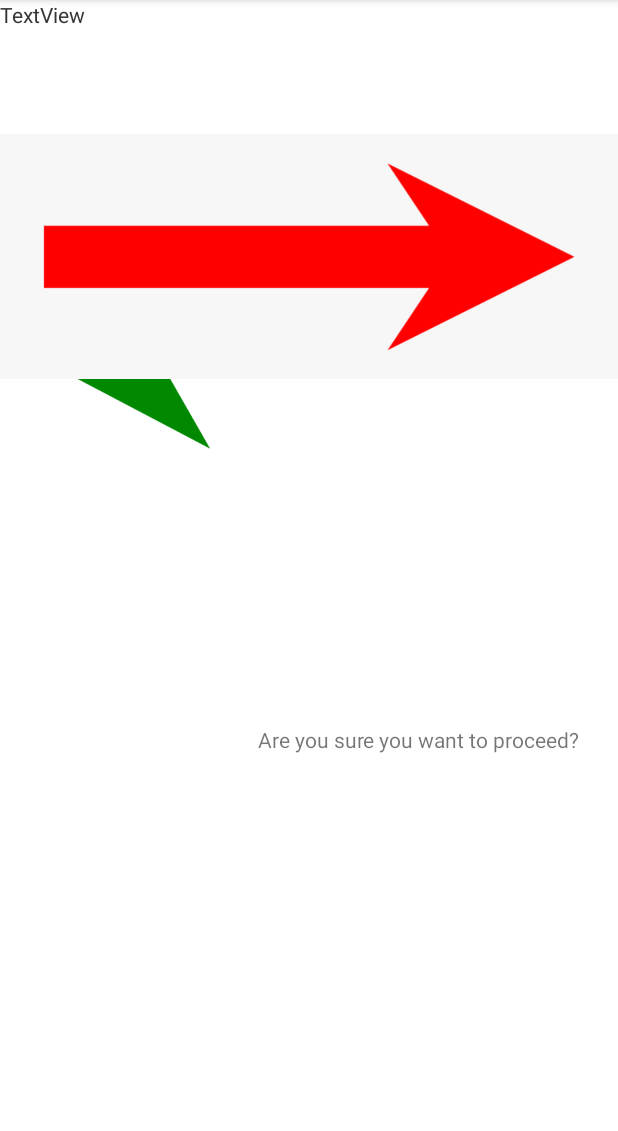
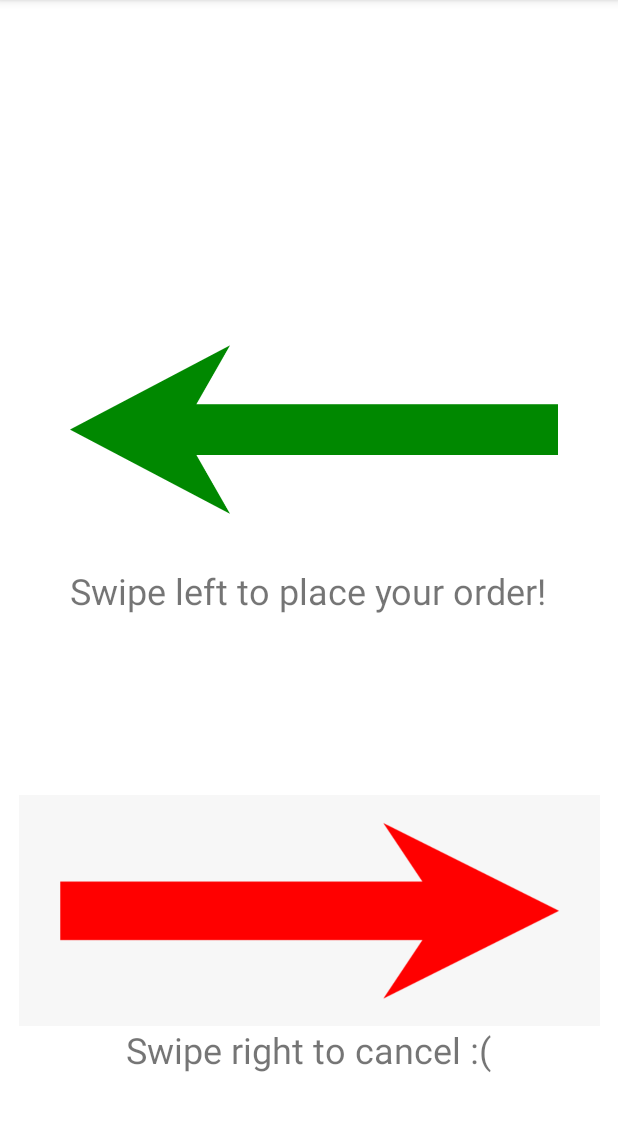
Before and after one commit to morganmschultz/CoffeeShopBeta, an Android app: the ThirdActivity screen opened directly, with no data from a screen before it, on a phone screen of 412 x 824 dp, the part 84-1215 px from its top. Run offline under Robolectric (Android 15) with nearby library versions, the phone set to English and light mode, and no system bars; our stand-ins replace navigation-ui.

Commit message:
Fixed layout formatting for gestures page

```diff
--- a/app/src/main/res/layout/activity_third.xml
+++ b/app/src/main/res/layout/activity_third.xml
@@ -7,46 +7,50 @@
     tools:context=".ThirdActivity">
 
     <TextView
-        android:id="@+id/textView"
-        android:layout_width="0dp"
-        android:layout_height="wrap_content"
-        android:layout_marginStart="172dp"
-        android:layout_marginTop="27dp"
-        android:layout_marginEnd="24dp"
-        android:text="Are you sure you want to proceed?"
-        app:layout_constraintEnd_toEndOf="parent"
-        app:layout_constraintStart_toStartOf="parent"
-        app:layout_constraintTop_toBottomOf="@+id/imageView4" />
-
-    <TextView
         android:id="@+id/textView3"
         android:layout_width="wrap_content"
         android:layout_height="wrap_content"
-        android:text="TextView"
-        tools:layout_editor_absoluteX="172dp"
-        tools:layout_editor_absoluteY="237dp" />
+        android:layout_marginBottom="40dp"
+        android:text="@string/swipe_left_text"
+        android:textSize="24sp"
+        app:layout_constraintBottom_toBottomOf="@+id/imageView4"
+        app:layout_constraintEnd_toEndOf="parent"
+        app:layout_constraintHorizontal_bias="0.494"
+        app:layout_constraintStart_toStartOf="parent" />
 
     <ImageView
         android:id="@+id/imageView4"
-        android:layout_width="wrap_content"
-        android:layout_height="wrap_content"
-        app:srcCompat="@drawable/left"
-        tools:layout_editor_absoluteX="16dp"
-        tools:layout_editor_absoluteY="96dp" />
+        android:layout_width="331dp"
+        android:layout_height="329dp"
+        android:contentDescription="@string/left_arrow_description"
+        app:layout_constraintBottom_toTopOf="@+id/imageView5"
+        app:layout_constraintEnd_toEndOf="parent"
+        app:layout_constraintStart_toStartOf="parent"
+        app:layout_constraintTop_toTopOf="parent"
+        app:layout_constraintVertical_bias="1.0"
+        app:srcCompat="@drawable/left" />
+
+    <ImageView
+        android:id="@+id/imageView5"
+        android:layout_width="387dp"
+        android:layout_height="314dp"
+        android:layout_marginBottom="4dp"
+        android:contentDescription="@string/right_arrow_description"
+        app:layout_constraintBottom_toBottomOf="parent"
+        app:layout_constraintEnd_toEndOf="parent"
+        app:layout_constraintStart_toStartOf="parent"
+        app:srcCompat="@drawable/right" />
 
     <TextView
         android:id="@+id/textView4"
         android:layout_width="wrap_content"
         android:layout_height="wrap_content"
-        android:text="TextView"
-        tools:layout_editor_absoluteX="184dp"
-        tools:layout_editor_absoluteY="552dp" />
+        android:layout_marginBottom="52dp"
+        android:text="@string/swipe_right_text"
+        android:textSize="24sp"
+        app:layout_constraintBottom_toBottomOf="parent"
+        app:layout_constraintEnd_toEndOf="parent"
+        app:layout_constraintHorizontal_bias="0.497"
+        app:layout_constraintStart_toStartOf="parent" />
 
-    <ImageView
-        android:id="@+id/imageView5"
-        android:layout_width="wrap_content"
-        android:layout_height="wrap_content"
-        app:srcCompat="@drawable/right"
-        tools:layout_editor_absoluteX="158dp"
-        tools:layout_editor_absoluteY="654dp" />
 </androidx.constraintlayout.widget.ConstraintLayout>
--- a/app/src/main/res/values/strings.xml
+++ b/app/src/main/res/values/strings.xml
@@ -51,6 +51,10 @@
     <string name="poi">poi</string>
     <string name="zoom">15f</string>
     <string name="click_prompt">Click on the images for some coffee fun!</string>
+    <string name="right_arrow_description">Right Arrow for Cancel</string>
+    <string name="left_arrow_description">Left Arrow for Continue</string>
+    <string name="swipe_left_text">Swipe left to place your order!</string>
+    <string name="swipe_right_text">Swipe right to cancel :(</string>
 
 
 </resources>
```
